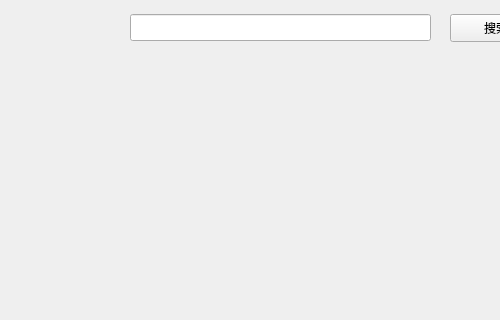
This is View/Map/map.ui in yuzcat01/VehicleControl as Qt 5 draws it before an edit; both pictures show x 0 to 500 and y 116 to 436 of the 815 by 614 pixel window. The edited form follows.
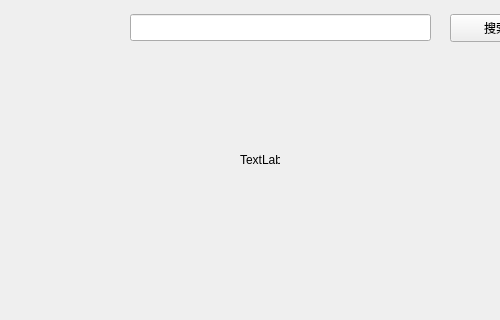
This is the edited form.

Commit message: 测试连接

The edit to the form file:
```diff
--- a/View/Map/map.ui
+++ b/View/Map/map.ui
@@ -106,6 +106,19 @@
       <height>351</height>
      </rect>
     </property>
+    <widget class="QLabel" name="label_2">
+     <property name="geometry">
+      <rect>
+       <x>120</x>
+       <y>100</y>
+       <width>40</width>
+       <height>12</height>
+      </rect>
+     </property>
+     <property name="text">
+      <string>TextLabel</string>
+     </property>
+    </widget>
    </widget>
   </widget>
  </widget>
```
